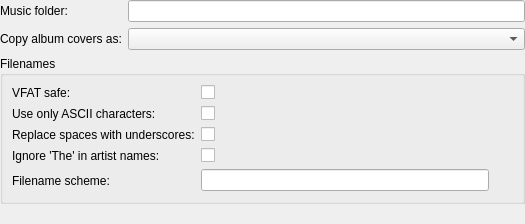
Qt form devices/devicepropertiesdialog.ui (polpo/cantata-mac) before a commit.
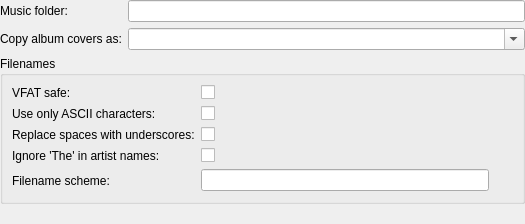
The same form after that commit. Custom widgets are drawn as their Qt base class.

Commit message: Make cover name editable

The edit to the form file:
```diff
--- a/devices/devicepropertiesdialog.ui
+++ b/devices/devicepropertiesdialog.ui
@@ -43,7 +43,11 @@
       </widget>
      </item>
      <item row="1" column="1">
-      <widget class="QComboBox" name="albumCovers"/>
+      <widget class="QComboBox" name="albumCovers">
+       <property name="editable">
+        <bool>true</bool>
+       </property>
+      </widget>
      </item>
     </layout>
    </item>
```
The commit also changes 7 other files.
